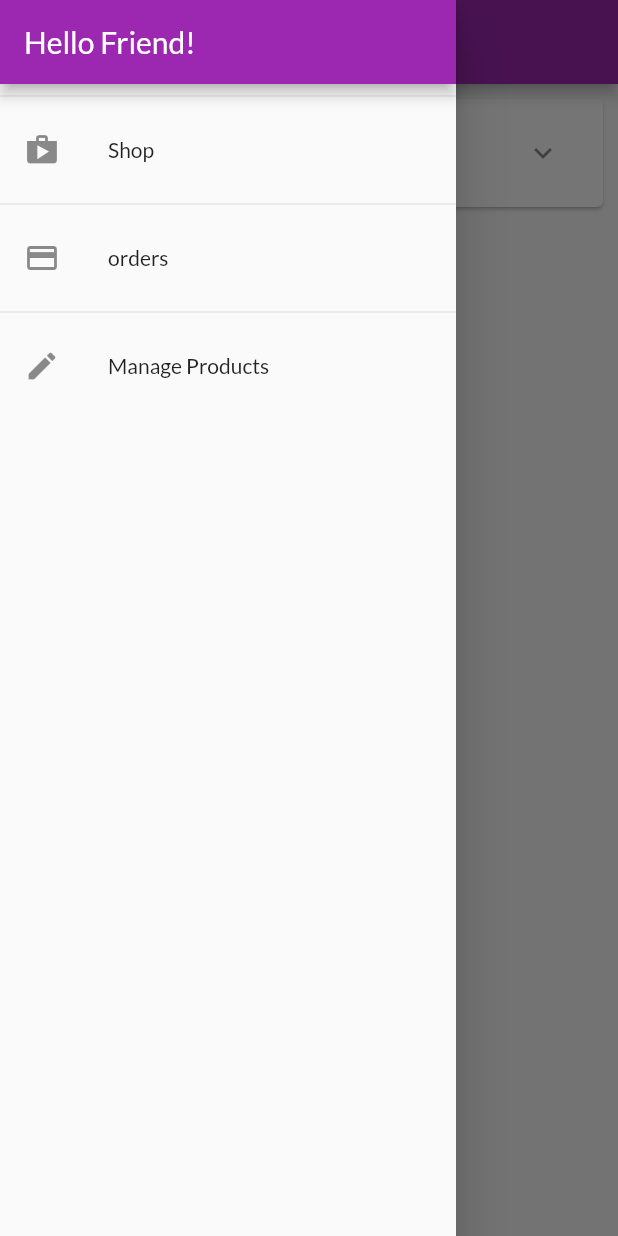
After one commit to PhanDuongKhang/CT484-02, a Flutter app: the OrdersScreen screen opened by its route, with the side drawer open, on a phone screen of 412 x 824 dp. The commit adds this screen. Run offline on Flutter 3.47's test engine with Material 2 defaults, Android fonts, the phone set to English and light mode, and no system bars; network calls fail.

Commit message:
Xay dung drawer va dinh tuyen theo ten

```diff
--- a/lib/ui/orders/orders_screen.dart
+++ b/lib/ui/orders/orders_screen.dart
@@ -2,8 +2,10 @@ import 'package:flutter/material.dart';
 
 import 'orders_manager.dart';
 import 'order_item_card.dart';
+import '../shared/app_drawer.dart';
 
 class OrdersScreen extends StatelessWidget {
+  static const routeName = '/orders';
   const OrdersScreen({super.key});
 
   @override
@@ -14,6 +16,7 @@ class OrdersScreen extends StatelessWidget {
       appBar: AppBar(
         title: const Text('Your Orders'),
       ),
+      drawer: const AppDrawer(),
       body: ListView.builder(
         itemCount: ordersManager.orderCount,
         itemBuilder: (ctx, i) => OrderItemCard(ordersManager.orders[i]),
--- a/lib/ui/products/product_detail_screen.dart
+++ b/lib/ui/products/product_detail_screen.dart
@@ -3,6 +3,7 @@ import 'package:flutter/material.dart';
 import '../../models/product.dart';
 
 class ProductDetailScreen extends StatelessWidget {
+  static const routeName = '/product-detail';
   const ProductDetailScreen(
     this.product, {
     super.key,
--- a/lib/ui/products/product_overview_screen.dart
+++ b/lib/ui/products/product_overview_screen.dart
@@ -1,6 +1,8 @@
 import 'package:flutter/material.dart';
+import 'package:myshop/ui/cart/cart_screen.dart';
 
 import 'product_grid.dart';
+import '../shared/app_drawer.dart';
 
 enum FilterOptions { favorites, all}
 
@@ -24,6 +26,7 @@ class _ProductsOverviewScreenState extends State<ProductOverviewScreen> {
           buildShoppingCartIcon(),
         ],
       ),
+      drawer: const AppDrawer(),
       body: ProductsGrid(_showOnlyFavorites),
     );
   }
@@ -34,7 +37,8 @@ class _ProductsOverviewScreenState extends State<ProductOverviewScreen> {
         Icons.shopping_cart,
       ),
       onPressed: () {
-        print('Go to cart screen');
+        // print('Go to cart screen');
+        Navigator.of(context).pushNamed(CartScreen.routeName);
       },
     );
   }
--- a/lib/ui/products/products_manager.dart
+++ b/lib/ui/products/products_manager.dart
@@ -49,4 +49,8 @@ class ProductsManager {
   List<Product> get favoriteItems {
     return _items.where((prodItem) => prodItem.isFavorite).toList();
   }
+
+  Product findById(String id) {
+    return _items.firstWhere((prod) => prod.id == id);
+  }
 }
--- a/lib/ui/products/user_products_screen.dart
+++ b/lib/ui/products/user_products_screen.dart
@@ -3,8 +3,10 @@ import 'package:flutter/material.dart';
 import 'user_product_list_tile.dart';
 
 import 'products_manager.dart';
+import '../shared/app_drawer.dart';
 
 class UserProductsScreen extends StatelessWidget {
+  static const routeName = '/user-products';
   const UserProductsScreen({super.key});
 
 
@@ -18,6 +20,7 @@ class UserProductsScreen extends StatelessWidget {
           buildAddButton(),
         ],
       ),
+      drawer: const AppDrawer(),
       body: RefreshIndicator(
         onRefresh: () async => print('refresh products'),
         child: buildUserProductListView(productsManager),
--- /dev/null
+++ b/lib/ui/screen.dart
@@ -0,0 +1,8 @@
+export 'products/product_overview_screen.dart';
+export 'products/product_detail_screen.dart';
+export 'products/user_products_screen.dart';
+export 'products/products_manager.dart';
+export 'orders/orders_screen.dart';
+export 'orders/orders_manager.dart';
+export 'cart/cart_screen.dart';
+export 'cart/cart_manager.dart';
--- /dev/null
+++ b/lib/ui/shared/app_drawer.dart
@@ -0,0 +1,46 @@
+import 'package:flutter/material.dart';
+
+import '../orders/orders_screen.dart';
+import '../products/user_products_screen.dart';
+
+class AppDrawer extends StatelessWidget {
+  const AppDrawer({super.key});
+
+  @override
+  Widget build(BuildContext context) {
+    return Drawer(
+      child: Column(
+        children: <Widget>[
+          AppBar(
+            title: const Text('Hello Friend!'),
+            automaticallyImplyLeading: false,
+          ),
+          const Divider(),
+          ListTile(
+            leading: const Icon(Icons.shop),
+            title: const Text('Shop'),
+            onTap: () {
+              Navigator.of(context).pushReplacementNamed('/');
+            },
+          ),
+          const Divider(),
+          ListTile(
+            leading: const Icon(Icons.payment),
+            title: const Text('orders'),
+            onTap: () {
+              Navigator.of(context).pushReplacementNamed(OrdersScreen.routeName);
+            },
+          ),
+          const Divider(),
+          ListTile(
+            leading: const Icon(Icons.edit),
+            title: const Text('Manage Products'),
+            onTap: () {
+              Navigator.of(context).pushReplacementNamed(UserProductsScreen.routeName);
+            },
+          ),
+        ],
+      ),
+    );
+  }
+}
```
Also changed, not shown: lib/main.dart (+23 -1 lines), lib/ui/products/product_grid_tile.dart (+9 -4 lines).
